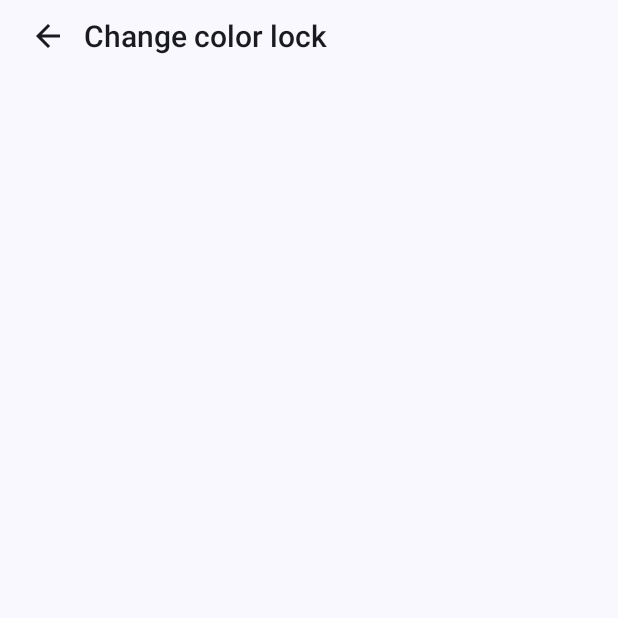
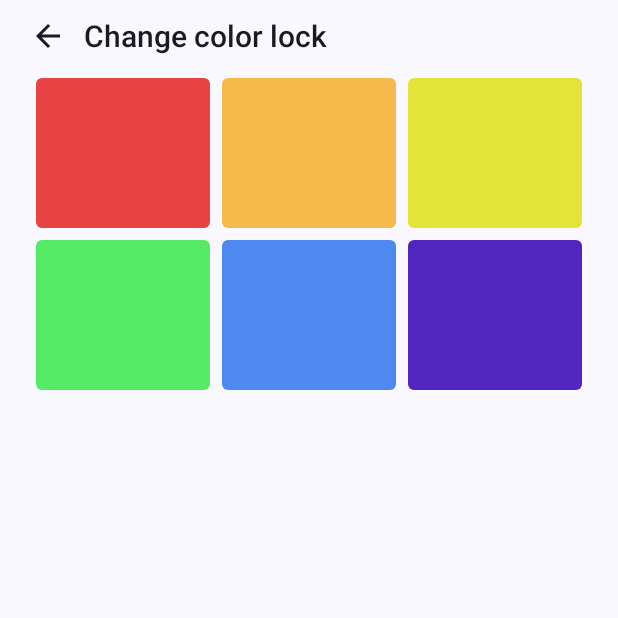
Before and after one commit to bestswlkh0310/color-lock, an Android app built with Jetpack Compose: the screen it shows after launch (MainActivity), after a tap on "Change color lock", on a phone screen of 412 x 824 dp, the top half of it. Run offline under Robolectric (Android 15) with nearby library versions, the phone set to English and light mode, and no system bars.

Commit message:
feat : create rainbow ceil & color ceil

```diff
--- a/app/src/main/java/com/bestswlkh0310/colorlock/feature/changecolorlock/ChangeColorLockScreen.kt
+++ b/app/src/main/java/com/bestswlkh0310/colorlock/feature/changecolorlock/ChangeColorLockScreen.kt
@@ -15,6 +15,7 @@ import androidx.compose.ui.Alignment
 import androidx.compose.ui.Modifier
 import androidx.compose.ui.unit.dp
 import androidx.navigation.NavController
+import com.bestswlkh0310.colorlock.style.component.RainbowCeil
 import com.bestswlkh0310.colorlock.style.foundation.Title
 import com.bestswlkh0310.colorlock.util.Spacer
 
@@ -43,7 +44,10 @@ fun ChangeColorLockScreen(
             modifier = Modifier
                 .padding(it)
         ) {
+            RainbowCeil {
 
+            }
+            Spacer()
         }
     }
 }
--- /dev/null
+++ b/app/src/main/java/com/bestswlkh0310/colorlock/style/component/RainbowCeil.kt
@@ -0,0 +1,73 @@
+package com.bestswlkh0310.colorlock.style.component
+
+import androidx.compose.foundation.background
+import androidx.compose.foundation.border
+import androidx.compose.foundation.clickable
+import androidx.compose.foundation.layout.Box
+import androidx.compose.foundation.layout.Column
+import androidx.compose.foundation.layout.Row
+import androidx.compose.foundation.layout.RowScope
+import androidx.compose.foundation.layout.fillMaxWidth
+import androidx.compose.foundation.layout.height
+import androidx.compose.foundation.layout.padding
+import androidx.compose.foundation.shape.RoundedCornerShape
+import androidx.compose.runtime.Composable
+import androidx.compose.ui.Modifier
+import androidx.compose.ui.draw.clip
+import androidx.compose.ui.draw.shadow
+import androidx.compose.ui.graphics.Color
+import androidx.compose.ui.unit.dp
+import com.bestswlkh0310.colorlock.style.foundation.rainbow
+
+@Composable
+fun RainbowCeil(
+    modifier: Modifier = Modifier,
+    onClick: (Color) -> Unit
+) {
+    Column(
+        modifier = modifier,
+    ) {
+        Column(
+            modifier = Modifier
+                .padding(horizontal = 20.dp)
+        ) {
+            Row {
+                rainbow.slice(0..<3).forEach { color ->
+                    ColorCeil(
+                        modifier = Modifier
+                            .padding(4.dp)
+                            .clip(RoundedCornerShape(4.dp))
+                            .clickable {
+                                onClick(color)
+                            },
+                        color = color)
+                }
+            }
+            Row {
+                rainbow.slice(3..<6).forEach { color ->
+                    ColorCeil(
+                        modifier = Modifier
+                            .padding(4.dp)
+                            .clip(RoundedCornerShape(4.dp))
+                            .clickable {
+                                onClick(color)
+                            },
+                        color = color)
+                }
+            }
+        }
+    }
+}
+
+@Composable
+private fun RowScope.ColorCeil(
+    modifier: Modifier = Modifier,
+    color: Color
+) {
+    Box(
+        modifier = modifier
+            .weight(1f)
+            .height(100.dp)
+            .background(color)
+    )
+}
--- a/app/src/main/java/com/bestswlkh0310/colorlock/style/foundation/Color.kt
+++ b/app/src/main/java/com/bestswlkh0310/colorlock/style/foundation/Color.kt
@@ -9,3 +9,19 @@ val Pink80 = Color(0xFFEFB8C8)
 val Purple40 = Color(0xFF6650a4)
 val PurpleGrey40 = Color(0xFF625b71)
 val Pink40 = Color(0xFF7D5260)
+
+val redColor = Color(0xFFE74343)
+val orangeColor = Color(0xFFF5B94C)
+val yellowColor = Color(0xFFE4E438)
+val greenColor = Color(0xFF55EB64)
+val blueColor = Color(0xFF4D89F1)
+val indigoColor = Color(0xFF5325C0)
+
+val rainbow = arrayListOf(
+    redColor,
+    orangeColor,
+    yellowColor,
+    greenColor,
+    blueColor,
+    indigoColor
+)
```
